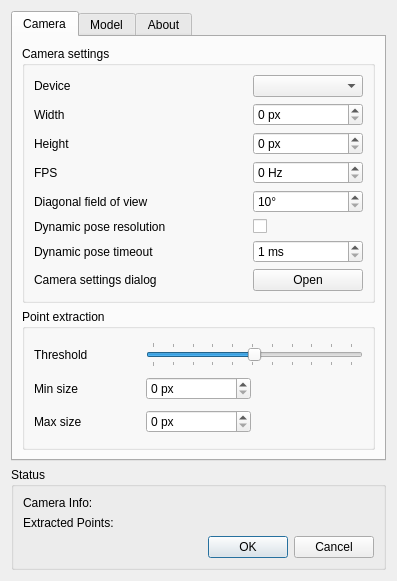
opentrack/opentrack, file ftnoir_tracker_pt/FTNoIR_PT_Controls.ui: the form before one commit.
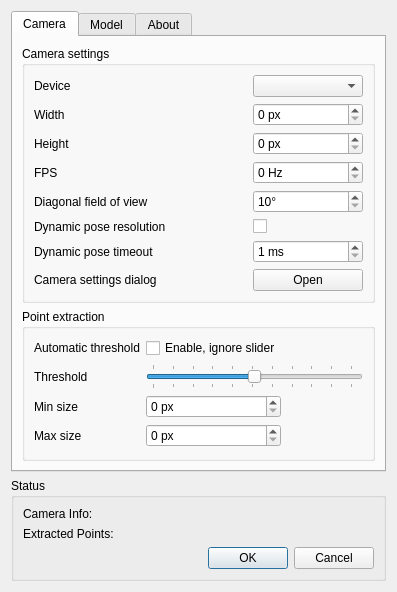
The form after the commit. Icons and pictures are not drawn.

Commit message: pt: experimental auto threshold support

Diff of the .ui file:
```diff
--- a/ftnoir_tracker_pt/FTNoIR_PT_Controls.ui
+++ b/ftnoir_tracker_pt/FTNoIR_PT_Controls.ui
@@ -9,8 +9,8 @@
    <rect>
     <x>0</x>
     <y>0</y>
-    <width>405</width>
-    <height>593</height>
+    <width>419</width>
+    <height>575</height>
    </rect>
   </property>
   <property name="sizePolicy">
@@ -299,7 +299,63 @@
           <string>Point extraction</string>
          </property>
          <layout class="QGridLayout" name="gridLayout_7">
-          <item row="0" column="1" colspan="2">
+          <item row="3" column="1">
+           <widget class="QSpinBox" name="maxdiam_spin">
+            <property name="toolTip">
+             <string>Maximum point diameter</string>
+            </property>
+            <property name="suffix">
+             <string> px</string>
+            </property>
+            <property name="maximum">
+             <number>1024</number>
+            </property>
+           </widget>
+          </item>
+          <item row="3" column="0">
+           <widget class="QLabel" name="label_8">
+            <property name="text">
+             <string>Max size</string>
+            </property>
+            <property name="buddy">
+             <cstring>maxdiam_spin</cstring>
+            </property>
+           </widget>
+          </item>
+          <item row="2" column="1">
+           <widget class="QSpinBox" name="mindiam_spin">
+            <property name="toolTip">
+             <string>Minimum point diameter</string>
+            </property>
+            <property name="suffix">
+             <string> px</string>
+            </property>
+            <property name="maximum">
+             <number>1024</number>
+            </property>
+           </widget>
+          </item>
+          <item row="1" column="0">
+           <widget class="QLabel" name="label">
+            <property name="text">
+             <string>Threshold</string>
+            </property>
+            <property name="buddy">
+             <cstring>threshold_slider</cstring>
+            </property>
+           </widget>
+          </item>
+          <item row="2" column="0">
+           <widget class="QLabel" name="label_7">
+            <property name="text">
+             <string>Min size</string>
+            </property>
+            <property name="buddy">
+             <cstring>mindiam_spin</cstring>
+            </property>
+           </widget>
+          </item>
+          <item row="1" column="1" colspan="2">
            <widget class="QSlider" name="threshold_slider">
             <property name="toolTip">
              <string>Intensity threshold for point extraction</string>
@@ -324,59 +380,20 @@
             </property>
            </widget>
           </item>
-          <item row="1" column="0">
-           <widget class="QLabel" name="label_7">
-            <property name="text">
-             <string>Min size</string>
-            </property>
-            <property name="buddy">
-             <cstring>mindiam_spin</cstring>
-            </property>
-           </widget>
-          </item>
           <item row="0" column="0">
-           <widget class="QLabel" name="label">
+           <widget class="QLabel" name="label_11">
             <property name="text">
-             <string>Threshold</string>
+             <string>Automatic threshold</string>
             </property>
             <property name="buddy">
              <cstring>threshold_slider</cstring>
             </property>
            </widget>
           </item>
-          <item row="1" column="1">
-           <widget class="QSpinBox" name="mindiam_spin">
-            <property name="toolTip">
-             <string>Minimum point diameter</string>
-            </property>
-            <property name="suffix">
-             <string> px</string>
-            </property>
-            <property name="maximum">
-             <number>1024</number>
-            </property>
-           </widget>
-          </item>
-          <item row="2" column="0">
-           <widget class="QLabel" name="label_8">
+          <item row="0" column="1">
+           <widget class="QCheckBox" name="auto_threshold">
             <property name="text">
-             <string>Max size</string>
-            </property>
-            <property name="buddy">
-             <cstring>maxdiam_spin</cstring>
-            </property>
-           </widget>
-          </item>
-          <item row="2" column="1">
-           <widget class="QSpinBox" name="maxdiam_spin">
-            <property name="toolTip">
-             <string>Maximum point diameter</string>
-            </property>
-            <property name="suffix">
-             <string> px</string>
-            </property>
-            <property name="maximum">
-             <number>1024</number>
+             <string>Enable, ignore slider</string>
             </property>
            </widget>
           </item>
```
Left out of the diff: 3 changed lines with no effect on the pictures. The commit also changes 3 other files.
